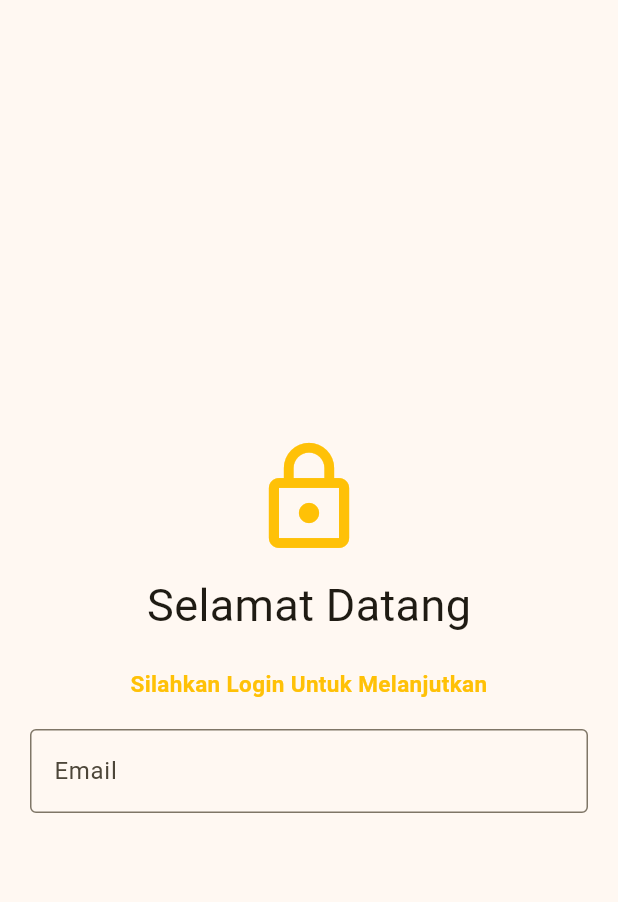
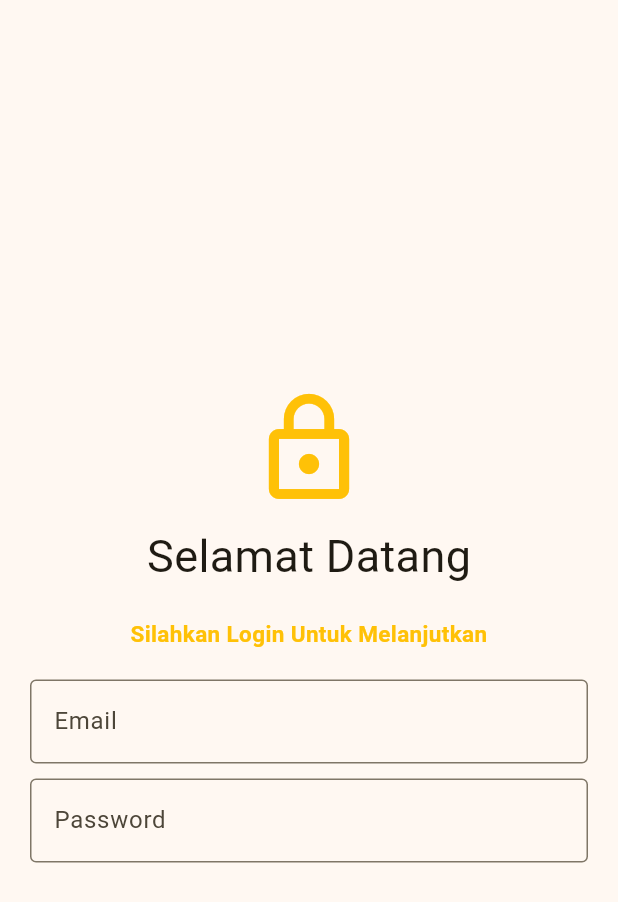
Before and after one commit to sellwia/KB1179-1122140124-UTS, a Flutter app: the Login screen opened directly, on a phone screen of 412 x 824 dp. Shown: the top 902 px of the screen. Run offline on Flutter 3.47's test engine with Material 3 defaults, Android fonts, the phone set to English and light mode, and no system bars.

Commit message:
buat textfield password

```diff
--- a/lib/screen/login.dart
+++ b/lib/screen/login.dart
@@ -39,7 +39,7 @@ class Login extends StatelessWidget {
               textAlign: TextAlign.center,
             ),
 
-            SizedBox(height: 20), //jarak 20 antara lingkaran dan teks
+            SizedBox(height: 20), //jarak 20 antara icon dan teks
 
           TextField(
             keyboardType: TextInputType.emailAddress,
@@ -50,6 +50,16 @@ class Login extends StatelessWidget {
             ),
           ),
 
+             SizedBox(height: 10),
+
+          TextField(
+            keyboardType: TextInputType.emailAddress,
+            decoration: InputDecoration(
+            labelText: 'Password',
+            hintText : 'Masukkan Password Anda',
+            border: OutlineInputBorder(),
+            ),
+          ),
 
             ],
           ),
```
